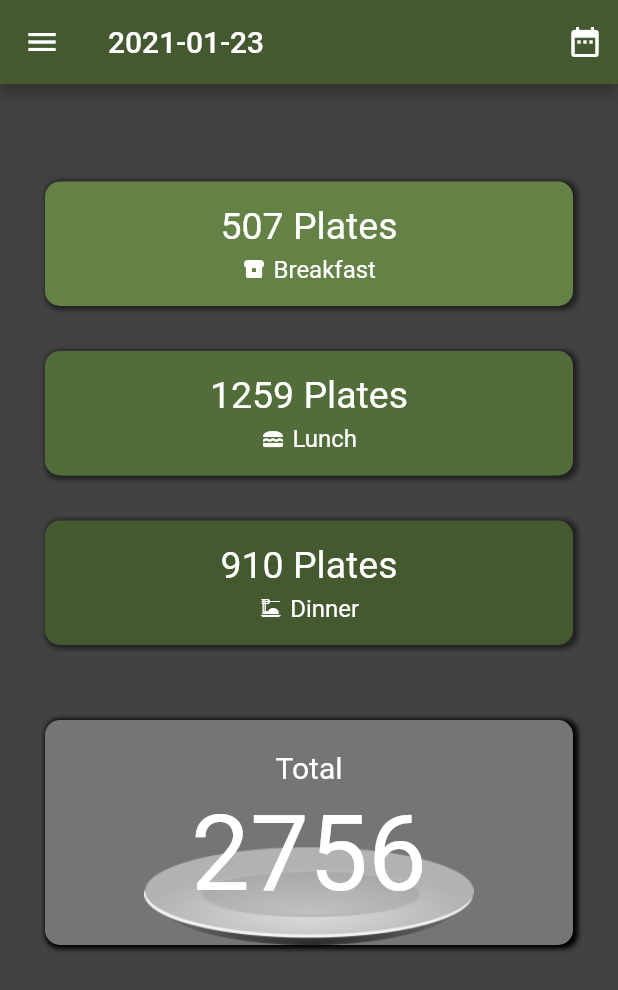
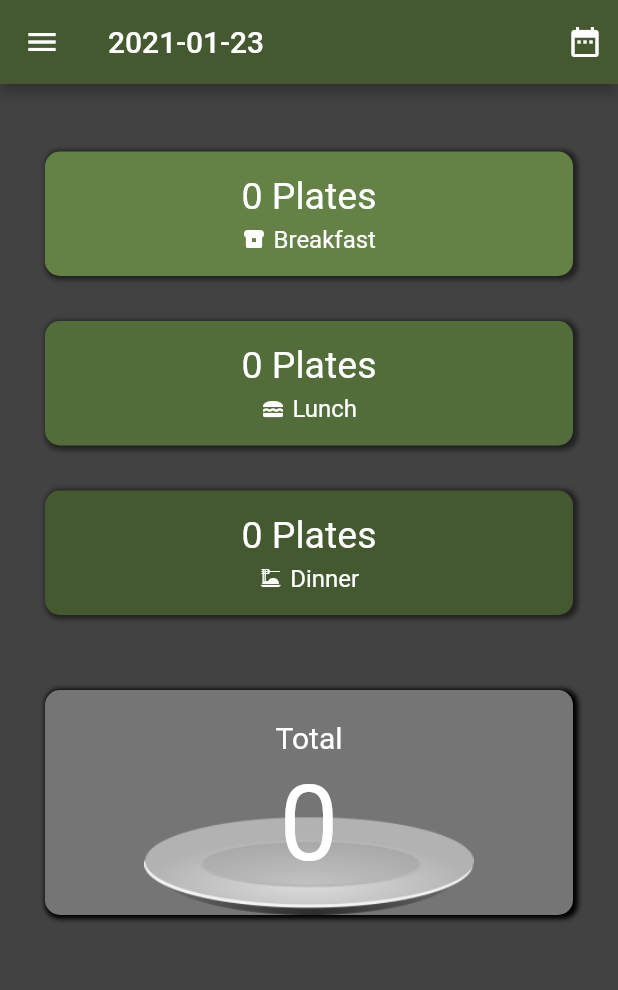
Before and after one commit to etEthiopia/feedall_clientapp, a Flutter app: the DayStatScreen screen opened by its route, on a phone screen of 412 x 824 dp. Shown: the top 990 px of the screen. Run offline on Flutter 3.47's test engine with Material 2 defaults, Android fonts, the phone set to English and light mode, and no system bars; our stand-ins replace cached_network_image, cloud_firestore, firebase_core, flutter_phoenix, flutter_secure_storage, flutter_spinkit; accounts and stored records are empty.

Commit message:
screens which require read are done

```diff
--- a/lang/am.json
+++ b/lang/am.json
@@ -30,5 +30,6 @@
     "cancel_btn_text": "ተመለስ",
     "confirm_btn_text": "አረጋግጥ",
     "empty_header": "",
-    "login_error": "መግባት አልተቻለም"
+    "login_error": "መግባት አልተቻለም",
+    "failed_to_update": "አዲስ ማስተካከያ አልተደረገም"
 }
--- a/lang/en.json
+++ b/lang/en.json
@@ -30,5 +30,6 @@
     "cancel_btn_text": "CANCEL",
     "confirm_btn_text": "CONFIRM",
     "empty_header": "",
-    "login_error": "Couldn't Login"
+    "login_error": "Couldn't Login",
+    "failed_to_update": "Failed to Update"
 }
--- a/lib/components/drawer.dart
+++ b/lib/components/drawer.dart
@@ -58,8 +58,8 @@ Widget FeedAllDrawer(var context) {
                   ),
                   Text(
                     AppLocalizations.of(context).translate("serve_customer"),
-                    style:
-                        TextStyle(fontWeight: FontWeight.bold, color: accent),
+                    style: TextStyle(
+                        fontWeight: FontWeight.bold, color: Colors.amber[50]),
                   ),
                 ],
               ),
@@ -83,7 +83,7 @@ Widget FeedAllDrawer(var context) {
                   Text(
                     AppLocalizations.of(context).translate("day_stat"),
                     style:
-                        TextStyle(fontWeight: FontWeight.bold, color: accent),
+                        TextStyle(fontWeight: FontWeight.bold, color: Colors.amber[50]),
                   ),
                 ],
               ),
@@ -107,7 +107,7 @@ Widget FeedAllDrawer(var context) {
                   Text(
                     AppLocalizations.of(context).translate("account_balance"),
                     style:
-                        TextStyle(fontWeight: FontWeight.bold, color: accent),
+                        TextStyle(fontWeight: FontWeight.bold, color: Colors.amber[50]),
                   ),
                 ],
               ),
@@ -131,7 +131,7 @@ Widget FeedAllDrawer(var context) {
                   Text(
                     AppLocalizations.of(context).translate("settings"),
                     style:
-                        TextStyle(fontWeight: FontWeight.bold, color: accent),
+                        TextStyle(fontWeight: FontWeight.bold, color: Colors.amber[50]),
                   ),
                 ],
               ),
@@ -158,7 +158,7 @@ Widget FeedAllDrawer(var context) {
                   Text(
                     AppLocalizations.of(context).translate("logout"),
                     style:
-                        TextStyle(fontWeight: FontWeight.bold, color: accent),
+                        TextStyle(fontWeight: FontWeight.bold, color: Colors.amber[50]),
                   ),
                 ],
               ),
@@ -185,7 +185,7 @@ Widget FeedAllDrawer(var context) {
                   Text(
                     "BACK TO NAVIGATION",
                     style:
-                        TextStyle(fontWeight: FontWeight.bold, color: accent),
+                        TextStyle(fontWeight: FontWeight.bold, color: Colors.amber[50]),
                   ),
                 ],
               ),
--- a/lib/main.dart
+++ b/lib/main.dart
@@ -17,6 +17,7 @@ final storage = FlutterSecureStorage();
 
 FirebaseFirestore firestore = FirebaseFirestore.instance;
 CollectionReference clients = firestore.collection('clients');
+CollectionReference plates = firestore.collection('plates');
 FirebaseApp app;
 
 void main() {
--- a/lib/models/client.dart
+++ b/lib/models/client.dart
@@ -4,6 +4,9 @@ class Client {
   String location;
   int unpaid;
   int paid;
+  int breakfast;
+  int lunch;
+  int dinner;
   static Client client = Client();
 
   static setClient({clientId, name, location, paid, unpaid}) {
--- a/lib/screens/day_stat_screen.dart
+++ b/lib/screens/day_stat_screen.dart
@@ -1,15 +1,33 @@
+import 'package:cloud_firestore/cloud_firestore.dart';
 import 'package:feedall/app_localizations.dart';
 import 'package:feedall/components/drawer.dart';
+import 'package:feedall/components/loading.dart';
+import 'package:feedall/components/show_error.dart';
+import 'package:feedall/main.dart';
+import 'package:feedall/models/client.dart';
 import 'package:feedall/theme/theme_colors.dart';
 import 'package:flutter/material.dart';
 
-class DayStatScreen extends StatefulWidget {
+class DayStatScreen extends StatelessWidget {
   @override
-  _DayStatScreenState createState() => _DayStatScreenState();
+  Widget build(BuildContext context) {
+    return Scaffold(
+      body: DayStat(),
+    );
+  }
 }
 
-class _DayStatScreenState extends State<DayStatScreen> {
+class DayStat extends StatefulWidget {
+  @override
+  _DayStatState createState() => _DayStatState();
+}
+
+class _DayStatState extends State<DayStat> {
   DateTime selectedDate = DateTime.now();
+  bool loading = false;
+  int lunch = 0;
+  int dinner = 0;
+  int breakfast = 0;
 
   Widget _foodCourse(var context, int course, int amount) {
     Color bgcolor = light;
@@ -127,12 +145,67 @@ class _DayStatScreenState extends State<DayStatScreen> {
     final DateTime picked = await showDatePicker(
         context: context,
         initialDate: selectedDate,
-        firstDate: DateTime(2015, 8),
-        lastDate: DateTime(2101));
-    if (picked != null && picked != selectedDate)
+        firstDate: DateTime(2020, 8),
+        lastDate: DateTime.now());
+    if (picked != null && picked != selectedDate) {
       setState(() {
         selectedDate = picked;
       });
+      _getPlateData(context: context, load: true);
+    }
+  }
+
+  _getPlateData({var context, bool load = false}) async {
+    if (load) {
+      setState(() {
+        loading = true;
+        breakfast = 0;
+        lunch = 0;
+        dinner = 0;
+      });
+    }
+    plates
+        .where('client', isEqualTo: Client.client.clientId)
+        .get()
+        .then((querySnapshot) {
+      for (QueryDocumentSnapshot qds in querySnapshot.docs) {
+        Timestamp timestamp = qds.data()['timestamp'];
+        print(
+            "DATE ${DateTime.fromMillisecondsSinceEpoch(timestamp.seconds * 1000)}");
+        if (DateTime.fromMillisecondsSinceEpoch(timestamp.seconds * 1000)
+                .toString()
+                .substring(0, 10) ==
+            selectedDate.toString().substring(0, 10)) {
+          switch (qds.data()['type']) {
+            case 1:
+              breakfast += 1;
+              break;
+            case 2:
+              lunch += 1;
+              break;
+            case 3:
+              dinner += 1;
+              break;
+          }
+        }
+      }
+
+      setState(() {
+        loading = false;
+      });
+    }).catchError((error) {
+      setState(() {
+        loading = false;
+      });
+      print("Failed to get CLIENT: $error");
+      showError("failed_to_update", context);
+    });
+  }
+
+  @override
+  void initState() {
+    _getPlateData(context: context, load: true);
+    super.initState();
   }
 
   @override
@@ -158,21 +231,26 @@ class _DayStatScreenState extends State<DayStatScreen> {
         backgroundColor: background2,
         body: SafeArea(
             child: Container(
-                padding: EdgeInsets.only(top: 40.0, left: 20.0, right: 20.0),
+                padding: EdgeInsets.only(top: 20.0, left: 20.0, right: 20.0),
                 child: SingleChildScrollView(
                   reverse: true,
-                    child: Column(
+                  child: !loading
+                      ? Column(
                           children: [
                             _sizedBox(),
-                        _foodCourse(context, 1, 507),
+                            _foodCourse(context, 1, breakfast),
                             _sizedBox(),
-                        _foodCourse(context, 2, 1259),
+                            _foodCourse(context, 2, lunch),
                             _sizedBox(),
-                        _foodCourse(context, 3, 910),
+                            _foodCourse(context, 3, dinner),
                             _sizedBox(),
                             _sizedBox(),
-                        _total(context, 2756)
+                            _total(context, breakfast + lunch + dinner)
                           ],
-                    )))));
+                        )
+                      : Container(
+                          padding: EdgeInsets.only(top: 100),
+                          child: Center(child: Loading(context))),
+                ))));
   }
 }
```
Also changed, not shown: lib/screens/account_balance_screen.dart (+84 -7 lines), lib/screens/login_screen.dart (+19 -5 lines). Lines whose indentation alone changed are shown as unchanged.
